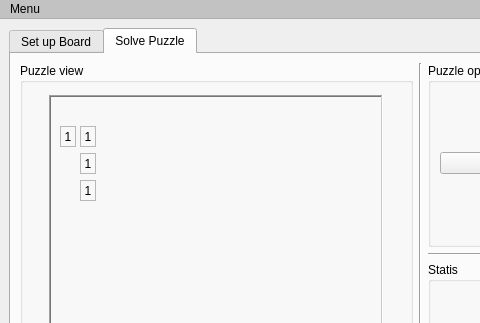
mkrakiewicz/PuzzleSolver, file gui/puzzlesolverstartscreen.ui: the form before one commit; both pictures show x 0 to 480 and y 0 to 323 of the 840 by 487 pixel window.
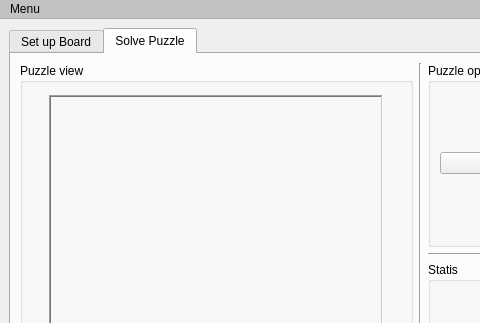
The form after the commit. Icons and pictures are not drawn.

Diff of the .ui file:
```diff
--- a/gui/puzzlesolverstartscreen.ui
+++ b/gui/puzzlesolverstartscreen.ui
@@ -293,142 +293,6 @@
                <property name="frameShadow">
                 <enum>QFrame::Sunken</enum>
                </property>
-               <widget class="QLabel" name="bompom">
-                <property name="geometry">
-                 <rect>
-                  <x>11</x>
-                  <y>31</y>
-                  <width>16</width>
-                  <height>21</height>
-                 </rect>
-                </property>
-                <property name="frameShape">
-                 <enum>QFrame::StyledPanel</enum>
-                </property>
-                <property name="frameShadow">
-                 <enum>QFrame::Plain</enum>
-                </property>
-                <property name="lineWidth">
-                 <number>5</number>
-                </property>
-                <property name="midLineWidth">
-                 <number>0</number>
-                </property>
-                <property name="text">
-                 <string>1</string>
-                </property>
-                <property name="scaledContents">
-                 <bool>false</bool>
-                </property>
-                <property name="alignment">
-                 <set>Qt::AlignCenter</set>
-                </property>
-                <property name="margin">
-                 <number>2</number>
-                </property>
-               </widget>
-               <widget class="QLabel" name="label_8">
-                <property name="geometry">
-                 <rect>
-                  <x>31</x>
-                  <y>31</y>
-                  <width>16</width>
-                  <height>21</height>
-                 </rect>
-                </property>
-                <property name="frameShape">
-                 <enum>QFrame::StyledPanel</enum>
-                </property>
-                <property name="frameShadow">
-                 <enum>QFrame::Plain</enum>
-                </property>
-                <property name="lineWidth">
-                 <number>5</number>
-                </property>
-                <property name="midLineWidth">
-                 <number>0</number>
-                </property>
-                <property name="text">
-                 <string>1</string>
-                </property>
-                <property name="scaledContents">
-                 <bool>false</bool>
-                </property>
-                <property name="alignment">
-                 <set>Qt::AlignCenter</set>
-                </property>
-                <property name="margin">
-                 <number>2</number>
-                </property>
-               </widget>
-               <widget class="QLabel" name="label_9">
-                <property name="geometry">
-                 <rect>
-                  <x>31</x>
-                  <y>58</y>
-                  <width>16</width>
-                  <height>21</height>
-                 </rect>
-                </property>
-                <property name="frameShape">
-                 <enum>QFrame::StyledPanel</enum>
-                </property>
-                <property name="frameShadow">
-                 <enum>QFrame::Plain</enum>
-                </property>
-                <property name="lineWidth">
-                 <number>5</number>
-                </property>
-                <property name="midLineWidth">
-                 <number>0</number>
-                </property>
-                <property name="text">
-                 <string>1</string>
-                </property>
-                <property name="scaledContents">
-                 <bool>false</bool>
-                </property>
-                <property name="alignment">
-                 <set>Qt::AlignCenter</set>
-                </property>
-                <property name="margin">
-                 <number>2</number>
-                </property>
-               </widget>
-               <widget class="QLabel" name="label_10">
-                <property name="geometry">
-                 <rect>
-                  <x>31</x>
-                  <y>85</y>
-                  <width>16</width>
-                  <height>21</height>
-                 </rect>
-                </property>
-                <property name="frameShape">
-                 <enum>QFrame::StyledPanel</enum>
-                </property>
-                <property name="frameShadow">
-                 <enum>QFrame::Plain</enum>
-                </property>
-                <property name="lineWidth">
-                 <number>5</number>
-                </property>
-                <property name="midLineWidth">
-                 <number>0</number>
-                </property>
-                <property name="text">
-                 <string>1</string>
-                </property>
-                <property name="scaledContents">
-                 <bool>false</bool>
-                </property>
-                <property name="alignment">
-                 <set>Qt::AlignCenter</set>
-                </property>
-                <property name="margin">
-                 <number>2</number>
-                </property>
-               </widget>
               </widget>
              </item>
             </layout>
```
Left out of the diff: 23 changed lines with no effect on the pictures.
